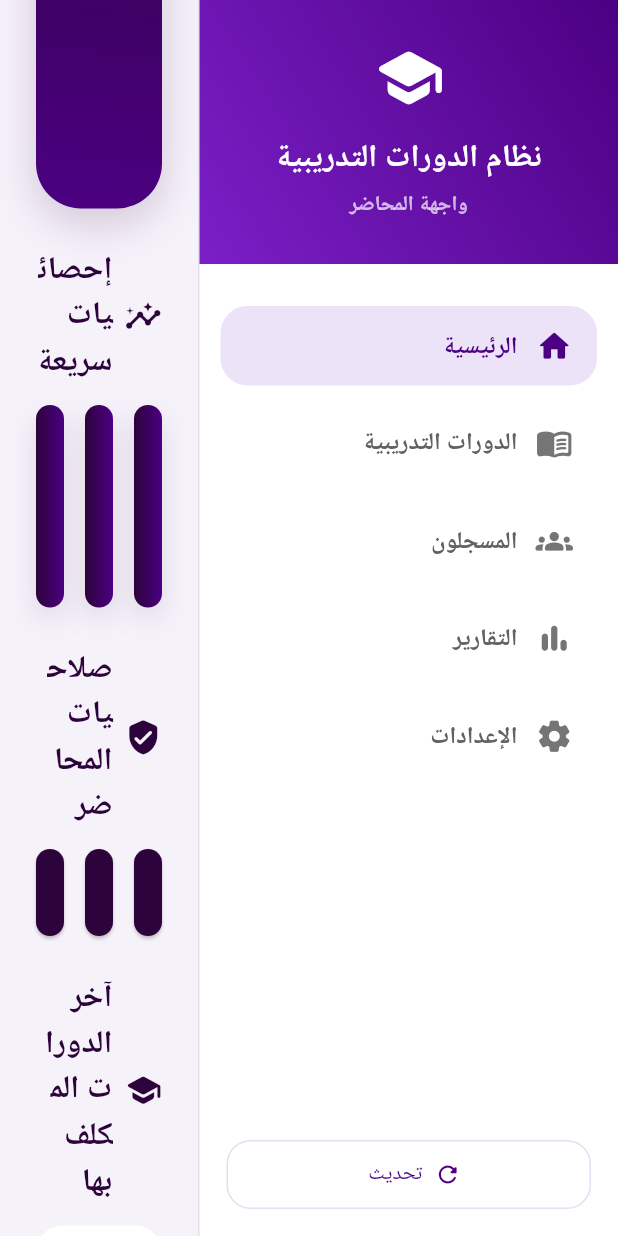
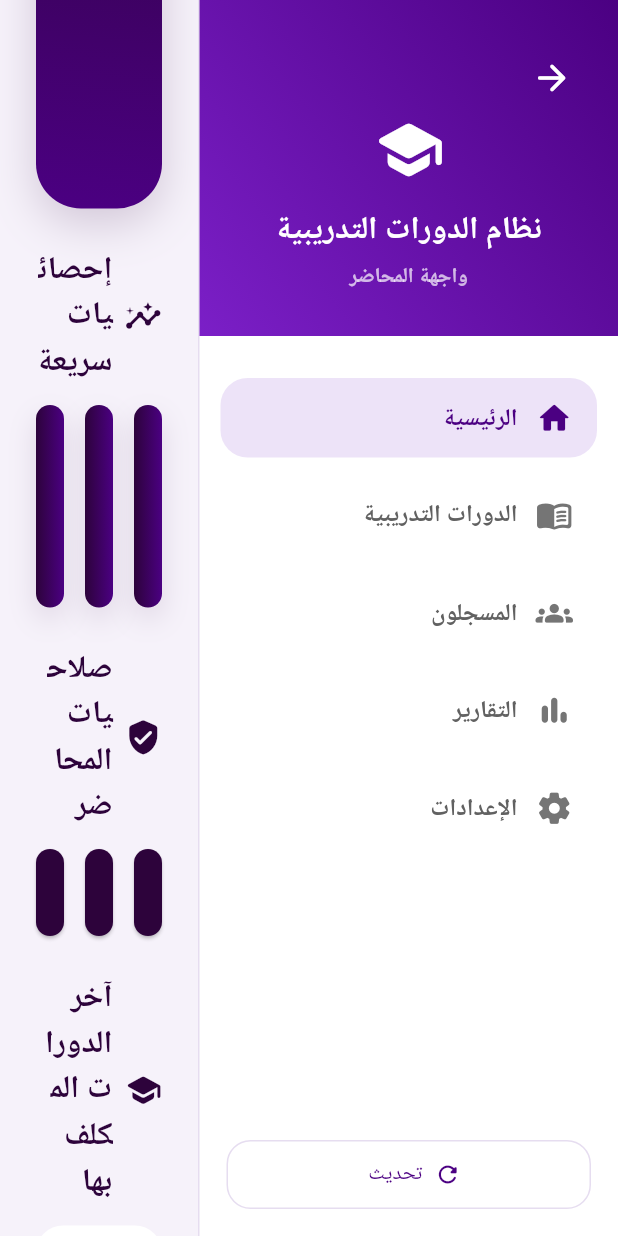
Before and after one commit to engfatima822m-ai/training_courses_app, a Flutter app: the InstructorDashboard screen opened directly with empty values, scrolled down 576 dp, on a phone screen of 412 x 824 dp. Run offline on Flutter 3.47's test engine with Material 3 defaults, Android fonts, the phone set to English and light mode, and no system bars; our stand-ins replace file_picker, pdf, printing; missing offline and left inert: excel; accounts and stored records are empty; network calls fail; statements that could not run were skipped.

Commit message:
Improve instructor dashboard navigation and UI

```diff
--- a/lib/core/theme/theme.dart
+++ b/lib/core/theme/theme.dart
@@ -1,4 +1,4 @@
-library app_theme;
+library;
 
 export 'app_colors.dart';
 export 'app_spacing.dart';
--- a/lib/core/widgets/common/common.dart
+++ b/lib/core/widgets/common/common.dart
@@ -1,4 +1,4 @@
-library common_widgets;
+library;
 
 export 'app_card.dart';
 export 'app_info_row.dart';
--- a/lib/screens/add_course_screen_custom.dart
+++ b/lib/screens/add_course_screen_custom.dart
@@ -1,6 +1,5 @@
 import 'dart:convert';
 import 'package:flutter/material.dart';
-import 'package:training_courses_app/core/theme/theme.dart';
 import 'package:training_courses_app/core/widgets/common/app_page_header.dart';
 import 'package:http/http.dart' as http;
 
--- a/lib/screens/instructor_dashboard.dart
+++ b/lib/screens/instructor_dashboard.dart
@@ -2,6 +2,7 @@ import 'package:flutter/material.dart';
 import 'package:training_courses_app/models/user.dart';
 import 'package:training_courses_app/features/instructor/instructor_course.dart';
 import 'package:training_courses_app/features/instructor/services/instructor_service.dart';
+import 'package:training_courses_app/screens/login_screen.dart';
 
 import 'package:training_courses_app/features/instructor/widgets/instructor_action_button.dart';
 import 'package:training_courses_app/features/instructor/widgets/instructor_course_card.dart';
@@ -69,6 +70,16 @@ class _InstructorDashboardState extends State<InstructorDashboard> {
         isLoading = false;
       });
     }
+  }
+
+  void _goToLoginScreen() {
+    Navigator.pushAndRemoveUntil(
+      context,
+      MaterialPageRoute(
+        builder: (context) => const LoginScreen(),
+      ),
+      (route) => false,
+    );
   }
 
   int get totalCourses => courses.length;
@@ -371,15 +382,27 @@ class _InstructorDashboardState extends State<InstructorDashboard> {
                   ],
                 ),
               ),
-              child: const Column(
+              child: Column(
                 children: [
-                  Icon(
+                  Align(
+                    alignment: Alignment.centerRight,
+                    child: IconButton(
+                      tooltip: 'الرجوع إلى تسجيل الدخول',
+                      onPressed: _goToLoginScreen,
+                      icon: const Icon(
+                        Icons.arrow_back_rounded,
+                        color: Colors.white,
+                        size: 28,
+                      ),
+                    ),
+                  ),
+                  const Icon(
                     Icons.school_rounded,
                     color: Colors.white,
                     size: 48,
                   ),
-                  SizedBox(height: 14),
-                  Text(
+                  const SizedBox(height: 14),
+                  const Text(
                     'نظام الدورات التدريبية',
                     textAlign: TextAlign.center,
                     style: TextStyle(
@@ -388,8 +411,8 @@ class _InstructorDashboardState extends State<InstructorDashboard> {
                       fontWeight: FontWeight.bold,
                     ),
                   ),
-                  SizedBox(height: 6),
-                  Text(
+                  const SizedBox(height: 6),
+                  const Text(
                     'واجهة المحاضر',
                     textAlign: TextAlign.center,
                     style: TextStyle(
--- a/lib/screens/login_screen.dart
+++ b/lib/screens/login_screen.dart
@@ -3,13 +3,12 @@ import 'package:flutter/material.dart';
 import 'package:http/http.dart' as http;
 import 'package:training_courses_app/models/user.dart';
 import 'package:training_courses_app/screens/admin_dashboard.dart';
-import 'package:training_courses_app/screens/courses_list_screen.dart';
 import 'package:training_courses_app/screens/instructor_dashboard.dart';
 import 'package:training_courses_app/screens/splash_screen.dart';
 import 'package:training_courses_app/features/employee/employee_dashboard.dart';
 
 class LoginScreen extends StatefulWidget {
-  const LoginScreen({Key? key}) : super(key: key);
+  const LoginScreen({super.key});
 
   @override
   State<LoginScreen> createState() => _LoginScreenState();
--- a/lib/screens/registration_request_preview_screen.dart
+++ b/lib/screens/registration_request_preview_screen.dart
@@ -3,8 +3,6 @@ import 'package:printing/printing.dart';
 import 'package:training_courses_app/models/course.dart';
 import 'package:training_courses_app/models/user.dart';
 import 'package:training_courses_app/services/registration_request_pdf.dart';
-import 'package:arabic_reshaper/arabic_reshaper.dart';
-import 'package:bidi/bidi.dart' as bidi;
 class RegistrationRequestPreviewScreen extends StatelessWidget {
   final User user;
   final Course course;
--- a/lib/services/course_registrants_pdf.dart
+++ b/lib/services/course_registrants_pdf.dart
@@ -1,4 +1,3 @@
-import 'dart:typed_data';
 import 'package:flutter/services.dart';
 import 'package:pdf/pdf.dart';
 import 'package:pdf/widgets.dart' as pw;
--- a/lib/services/registration_request_pdf.dart
+++ b/lib/services/registration_request_pdf.dart
@@ -1,4 +1,3 @@
-import 'dart:typed_data';
 import 'package:flutter/services.dart';
 import 'package:pdf/pdf.dart';
 import 'package:pdf/widgets.dart' as pw;
--- a/pubspec.yaml
+++ b/pubspec.yaml
@@ -22,6 +22,7 @@ dependencies:
   pdf: ^3.11.3
   printing: ^5.14.3
   arabic_reshaper: 0.0.1
+  file_picker: ^8.1.2
   bidi: 2.0.10
 
   # file_picker: ^6.1.1
```
Also changed, not shown: lib/features/instructor/services/course_material_service.dart (added, +74 -0 lines), lib/screens/instructor_course_details_screen.dart (+183 -32 lines), pubspec.lock, 1 other file.
